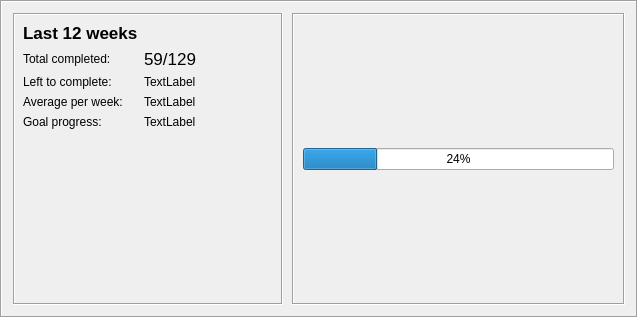
Before: the Qt Designer form qt_gui/ui/progress_widget.ui in ravenvz/SprintTimer, drawn with Qt 5.
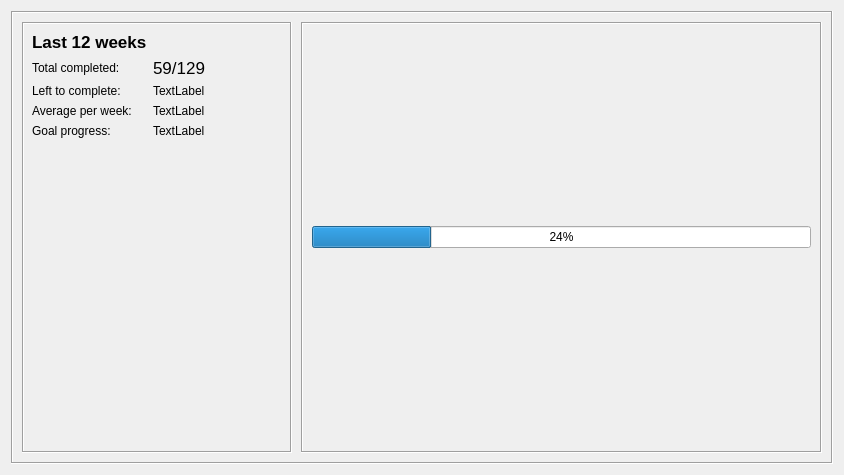
After: the same form once the commit is applied.

Commit message: Split ProgressView into view/presenter

```diff
--- a/qt_gui/ui/progress_widget.ui
+++ b/qt_gui/ui/progress_widget.ui
@@ -1,30 +1,37 @@
 <?xml version="1.0" encoding="UTF-8"?>
 <ui version="4.0">
- <class>ProgressView</class>
- <widget class="QFrame" name="ProgressView">
+ <class>ProgressWidget</class>
+ <widget class="QWidget" name="ProgressWidget">
   <property name="geometry">
    <rect>
     <x>0</x>
     <y>0</y>
-    <width>638</width>
-    <height>318</height>
+    <width>844</width>
+    <height>475</height>
    </rect>
   </property>
   <property name="windowTitle">
    <string>Frame</string>
   </property>
-  <property name="frameShape">
-   <enum>QFrame::Box</enum>
-  </property>
-  <property name="frameShadow">
-   <enum>QFrame::Sunken</enum>
-  </property>
-  <layout class="QHBoxLayout" name="horizontalLayout_2">
-   <item>
     <layout class="QHBoxLayout" name="horizontalLayout">
+   <item>
+    <widget class="QFrame" name="frame">
+     <property name="frameShape">
+      <enum>QFrame::Box</enum>
+     </property>
+     <property name="frameShadow">
+      <enum>QFrame::Sunken</enum>
+     </property>
+     <layout class="QHBoxLayout" name="horizontalLayout_2">
      <property name="spacing">
       <number>9</number>
      </property>
+      <property name="topMargin">
+       <number>9</number>
+      </property>
+      <property name="bottomMargin">
+       <number>9</number>
+      </property>
      <item>
       <widget class="QFrame" name="legendFrame">
        <property name="sizePolicy">
@@ -36,7 +43,7 @@
        <property name="minimumSize">
         <size>
          <width>270</width>
-         <height>0</height>
+          <height>280</height>
         </size>
        </property>
        <property name="frameShape">
@@ -181,6 +188,7 @@
       </widget>
      </item>
     </layout>
+    </widget>
    </item>
   </layout>
  </widget>
```
Left out of the diff: 2 changed lines with no effect on the pictures. Lines whose indentation alone changed are shown as unchanged. The commit also changes 56 other files.
